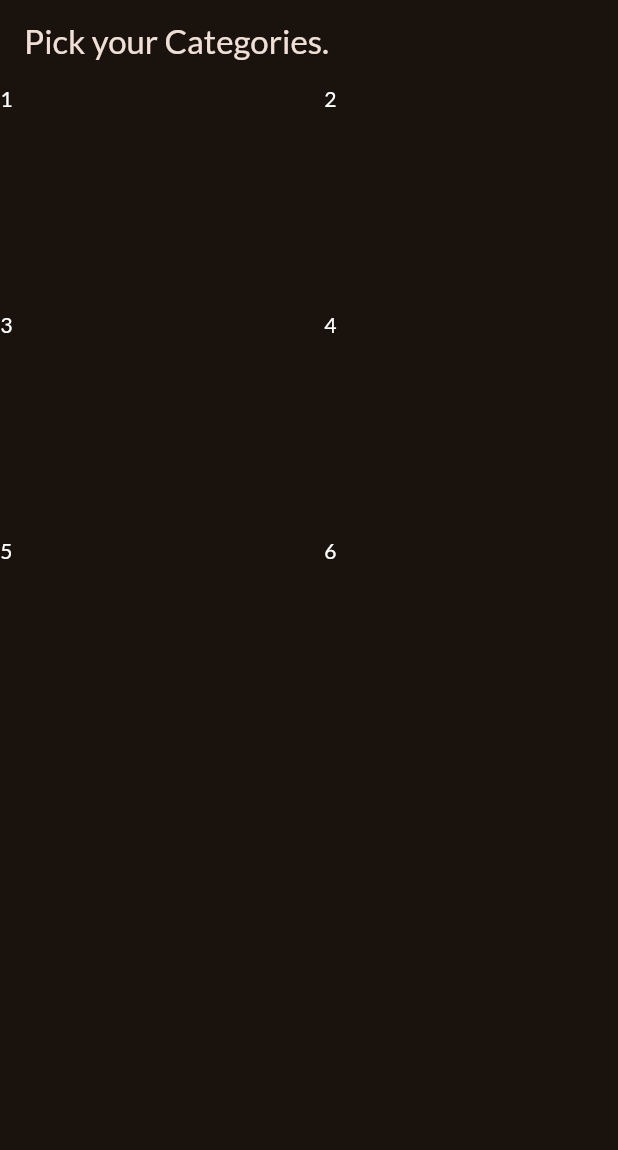
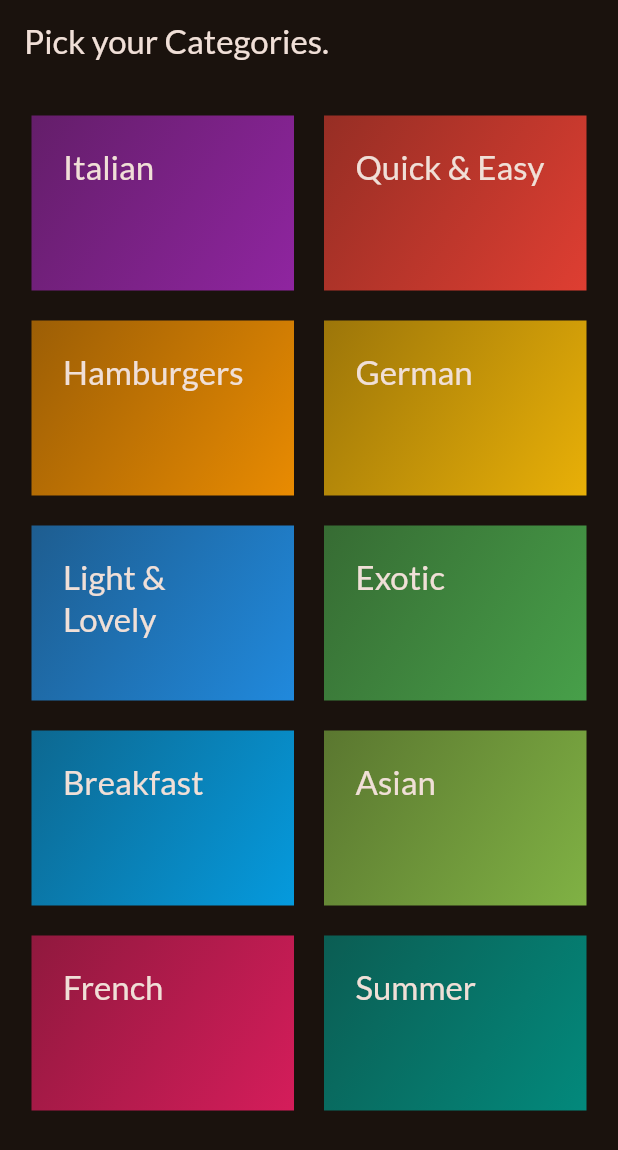
Before and after one commit to def-Siddharth-Mishra/melee, a Flutter app: the screen it shows after launch, on a phone screen of 412 x 824 dp. Shown: the top 1150 px of the screen. Run offline on Flutter 3.47's test engine with Material 3 defaults, Android fonts, the phone set to English and light mode, and no system bars; our stand-ins replace google_fonts.

Commit message:
Models, data and screens are made and the using those the categories are shown on the device.

```diff
--- a/lib/categories.dart
+++ /dev/null
@@ -1,48 +0,0 @@
-import 'package:flutter/material.dart';
-
-class CategoriesScreen extends StatelessWidget {
-  const CategoriesScreen({super.key});
-
-  @override
-  Widget build(BuildContext context) {
-    return Scaffold(
-      appBar: AppBar(
-        title: const Text("Pick your Categories."),
-      ),
-      body: GridView(
-        gridDelegate: const SliverGridDelegateWithFixedCrossAxisCount(
-          crossAxisCount: 2,
-          childAspectRatio: 3 / 2,
-          crossAxisSpacing: 20,
-          mainAxisSpacing: 20,
-        ),
-        children: const [
-          Text(
-            "1",
-            style: TextStyle(color: Colors.white),
-          ),
-          Text(
-            "2",
-            style: TextStyle(color: Colors.white),
-          ),
-          Text(
-            "3",
-            style: TextStyle(color: Colors.white),
-          ),
-          Text(
-            "4",
-            style: TextStyle(color: Colors.white),
-          ),
-          Text(
-            "5",
-            style: TextStyle(color: Colors.white),
-          ),
-          Text(
-            "6",
-            style: TextStyle(color: Colors.white),
-          ),
-        ],
-      ),
-    );
-  }
-}
--- /dev/null
+++ b/lib/data/dummy_data.dart
@@ -0,0 +1,55 @@
+import 'package:flutter/material.dart';
+import 'package:meals_app/models/category.dart';
+
+const availableCategories = [
+  Category(
+    id: 'c1',
+    title: 'Italian',
+    color: Colors.purple,
+  ),
+  Category(
+    id: 'c2',
+    title: 'Quick & Easy',
+    color: Colors.red,
+  ),
+  Category(
+    id: 'c3',
+    title: 'Hamburgers',
+    color: Colors.orange,
+  ),
+  Category(
+    id: 'c4',
+    title: 'German',
+    color: Colors.amber,
+  ),
+  Category(
+    id: 'c5',
+    title: 'Light & Lovely',
+    color: Colors.blue,
+  ),
+  Category(
+    id: 'c6',
+    title: 'Exotic',
+    color: Colors.green,
+  ),
+  Category(
+    id: 'c7',
+    title: 'Breakfast',
+    color: Colors.lightBlue,
+  ),
+  Category(
+    id: 'c8',
+    title: 'Asian',
+    color: Colors.lightGreen,
+  ),
+  Category(
+    id: 'c9',
+    title: 'French',
+    color: Colors.pink,
+  ),
+  Category(
+    id: 'c10',
+    title: 'Summer',
+    color: Colors.teal,
+  ),
+];
--- a/lib/main.dart
+++ b/lib/main.dart
@@ -1,6 +1,6 @@
 import 'package:flutter/material.dart';
 import 'package:google_fonts/google_fonts.dart';
-import 'package:meals_app/categories.dart';
+import 'package:meals_app/screens/categories.dart';
 
 final theme = ThemeData(
   colorScheme: ColorScheme.fromSeed(
--- /dev/null
+++ b/lib/models/category.dart
@@ -0,0 +1,13 @@
+import 'package:flutter/material.dart';
+
+class Category {
+  const Category({
+    required this.id,
+    required this.title,
+    this.color = Colors.orange,
+  });
+
+  final String id;
+  final String title;
+  final Color color;
+}
--- /dev/null
+++ b/lib/screens/categories.dart
@@ -0,0 +1,29 @@
+import 'package:flutter/material.dart';
+import 'package:meals_app/data/dummy_data.dart';
+import 'package:meals_app/widgets/category_grid_item.dart';
+
+class CategoriesScreen extends StatelessWidget {
+  const CategoriesScreen({super.key});
+
+  @override
+  Widget build(BuildContext context) {
+    return Scaffold(
+      appBar: AppBar(
+        title: const Text("Pick your Categories."),
+      ),
+      body: GridView(
+        padding: const EdgeInsets.all(21),
+        gridDelegate: const SliverGridDelegateWithFixedCrossAxisCount(
+          crossAxisCount: 2,
+          childAspectRatio: 3 / 2,
+          crossAxisSpacing: 20,
+          mainAxisSpacing: 20,
+        ),
+        children: [
+          for (final category in availableCategories)
+            CategoryGridItem(category: category)
+        ],
+      ),
+    );
+  }
+}
--- /dev/null
+++ b/lib/widgets/category_grid_item.dart
@@ -0,0 +1,32 @@
+import 'package:flutter/material.dart';
+import 'package:meals_app/models/category.dart';
+
+class CategoryGridItem extends StatelessWidget {
+  const CategoryGridItem({super.key, required this.category});
+
+  final Category category;
+
+  @override
+  Widget build(BuildContext context) {
+    return Container(
+      padding: const EdgeInsets.all(21),
+      decoration: BoxDecoration(
+        gradient: LinearGradient(
+          colors: <Color>[
+            category.color.withOpacity(0.57),
+            category.color.withOpacity(0.9),
+          ],
+          begin: Alignment.topLeft,
+          end: Alignment.bottomRight,
+        ),
+      ),
+      child: Text(
+        category.title,
+        style: Theme.of(context)
+            .textTheme
+            .titleLarge!
+            .copyWith(color: Theme.of(context).colorScheme.onBackground),
+      ),
+    );
+  }
+}
```
